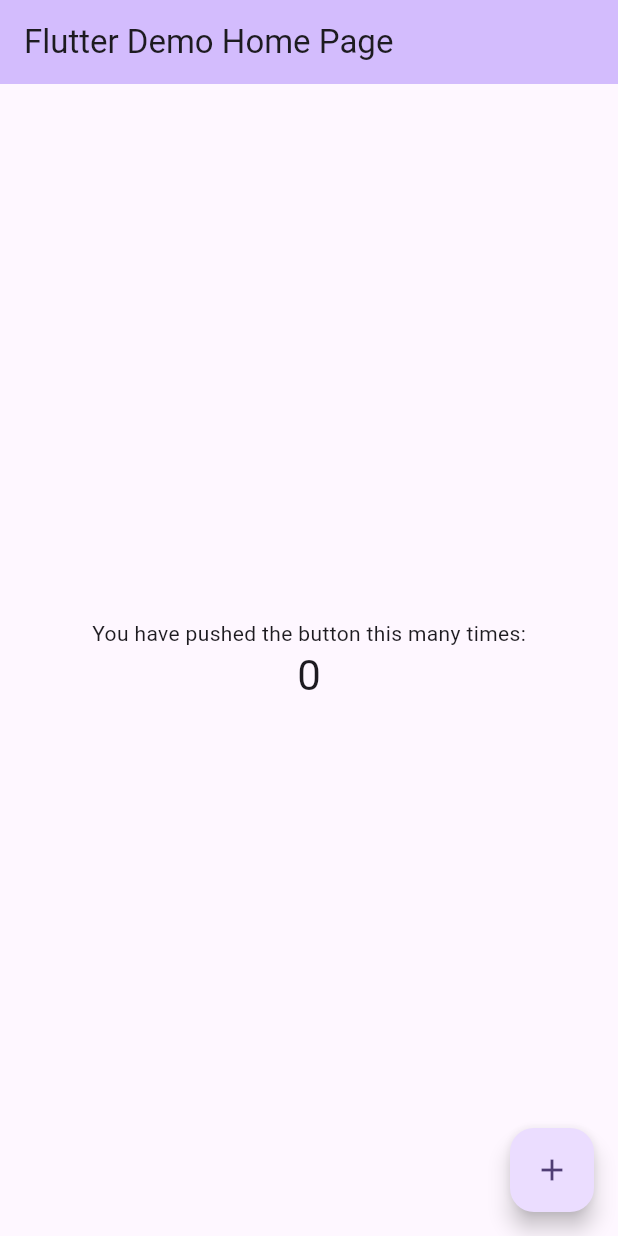
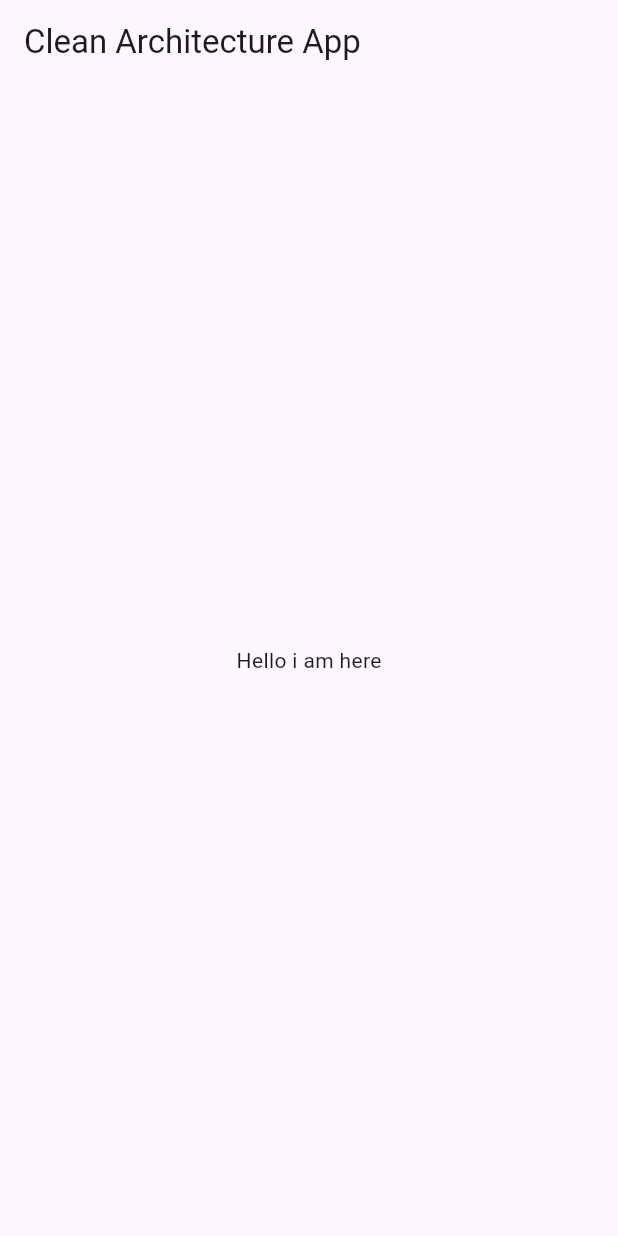
Before and after one commit to Adityaverma1998/clean-architecture-provider, a Flutter app: the screen it shows after launch, on a phone screen of 412 x 824 dp. Run offline on Flutter 3.47's test engine with Material 3 defaults, Android fonts, the phone set to English and light mode, and no system bars.

Commit message:
add: add primary layout

```diff
--- a/lib/main.dart
+++ b/lib/main.dart
@@ -1,122 +1,6 @@
+import 'package:clean_architecture_provider/presentation/my_app.dart';
 import 'package:flutter/material.dart';
 
 void main() {
   runApp(const MyApp());
 }
-
-class MyApp extends StatelessWidget {
-  const MyApp({super.key});
-
-  // This widget is the root of your application.
-  @override
-  Widget build(BuildContext context) {
-    return MaterialApp(
-      title: 'Flutter Demo',
-      theme: ThemeData(
-        // This is the theme of your application.
-        //
-        // TRY THIS: Try running your application with "flutter run". You'll see
-        // the application has a purple toolbar. Then, without quitting the app,
-        // try changing the seedColor in the colorScheme below to Colors.green
-        // and then invoke "hot reload" (save your changes or press the "hot
-        // reload" button in a Flutter-supported IDE, or press "r" if you used
-        // the command line to start the app).
-        //
-        // Notice that the counter didn't reset back to zero; the application
-        // state is not lost during the reload. To reset the state, use hot
-        // restart instead.
-        //
-        // This works for code too, not just values: Most code changes can be
-        // tested with just a hot reload.
-        colorScheme: ColorScheme.fromSeed(seedColor: Colors.deepPurple),
-      ),
-      home: const MyHomePage(title: 'Flutter Demo Home Page'),
-    );
-  }
-}
-
-class MyHomePage extends StatefulWidget {
-  const MyHomePage({super.key, required this.title});
-
-  // This widget is the home page of your application. It is stateful, meaning
-  // that it has a State object (defined below) that contains fields that affect
-  // how it looks.
-
-  // This class is the configuration for the state. It holds the values (in this
-  // case the title) provided by the parent (in this case the App widget) and
-  // used by the build method of the State. Fields in a Widget subclass are
-  // always marked "final".
-
-  final String title;
-
-  @override
-  State<MyHomePage> createState() => _MyHomePageState();
-}
-
-class _MyHomePageState extends State<MyHomePage> {
-  int _counter = 0;
-
-  void _incrementCounter() {
-    setState(() {
-      // This call to setState tells the Flutter framework that something has
-      // changed in this State, which causes it to rerun the build method below
-      // so that the display can reflect the updated values. If we changed
-      // _counter without calling setState(), then the build method would not be
-      // called again, and so nothing would appear to happen.
-      _counter++;
-    });
-  }
-
-  @override
-  Widget build(BuildContext context) {
-    // This method is rerun every time setState is called, for instance as done
-    // by the _incrementCounter method above.
-    //
-    // The Flutter framework has been optimized to make rerunning build methods
-    // fast, so that you can just rebuild anything that needs updating rather
-    // than having to individually change instances of widgets.
-    return Scaffold(
-      appBar: AppBar(
-        // TRY THIS: Try changing the color here to a specific color (to
-        // Colors.amber, perhaps?) and trigger a hot reload to see the AppBar
-        // change color while the other colors stay the same.
-        backgroundColor: Theme.of(context).colorScheme.inversePrimary,
-        // Here we take the value from the MyHomePage object that was created by
-        // the App.build method, and use it to set our appbar title.
-        title: Text(widget.title),
-      ),
-      body: Center(
-        // Center is a layout widget. It takes a single child and positions it
-        // in the middle of the parent.
-        child: Column(
-          // Column is also a layout widget. It takes a list of children and
-          // arranges them vertically. By default, it sizes itself to fit its
-          // children horizontally, and tries to be as tall as its parent.
-          //
-          // Column has various properties to control how it sizes itself and
-          // how it positions its children. Here we use mainAxisAlignment to
-          // center the children vertically; the main axis here is the vertical
-          // axis because Columns are vertical (the cross axis would be
-          // horizontal).
-          //
-          // TRY THIS: Invoke "debug painting" (choose the "Toggle Debug Paint"
-          // action in the IDE, or press "p" in the console), to see the
-          // wireframe for each widget.
-          mainAxisAlignment: MainAxisAlignment.center,
-          children: <Widget>[
-            const Text('You have pushed the button this many times:'),
-            Text(
-              '$_counter',
-              style: Theme.of(context).textTheme.headlineMedium,
-            ),
-          ],
-        ),
-      ),
-      floatingActionButton: FloatingActionButton(
-        onPressed: _incrementCounter,
-        tooltip: 'Increment',
-        child: const Icon(Icons.add),
-      ), // This trailing comma makes auto-formatting nicer for build methods.
-    );
-  }
-}
--- a/lib/presentation/screen/home.dart
+++ b/lib/presentation/screen/home.dart
@@ -0,0 +1,11 @@
+import 'package:clean_architecture_provider/presentation/widget/primary_layout.dart';
+import 'package:flutter/material.dart';
+
+class HomeScreen extends StatelessWidget {
+  const HomeScreen({super.key});
+
+  @override
+  Widget build(BuildContext context) {
+    return PrimaryLayout(child: Center(child: Text("Hello i am here"),));
+  }
+}
--- /dev/null
+++ b/lib/presentation/widget/primary_layout.dart
@@ -0,0 +1,14 @@
+import 'package:flutter/material.dart';
+
+class PrimaryLayout extends StatelessWidget {
+  final Widget child;
+  const PrimaryLayout({super.key, required this.child});
+
+  @override
+  Widget build(BuildContext context) {
+    return Scaffold(
+      appBar: AppBar(title: Text("Clean Architecture App"),),
+      body: child,
+    );
+  }
+}
```
